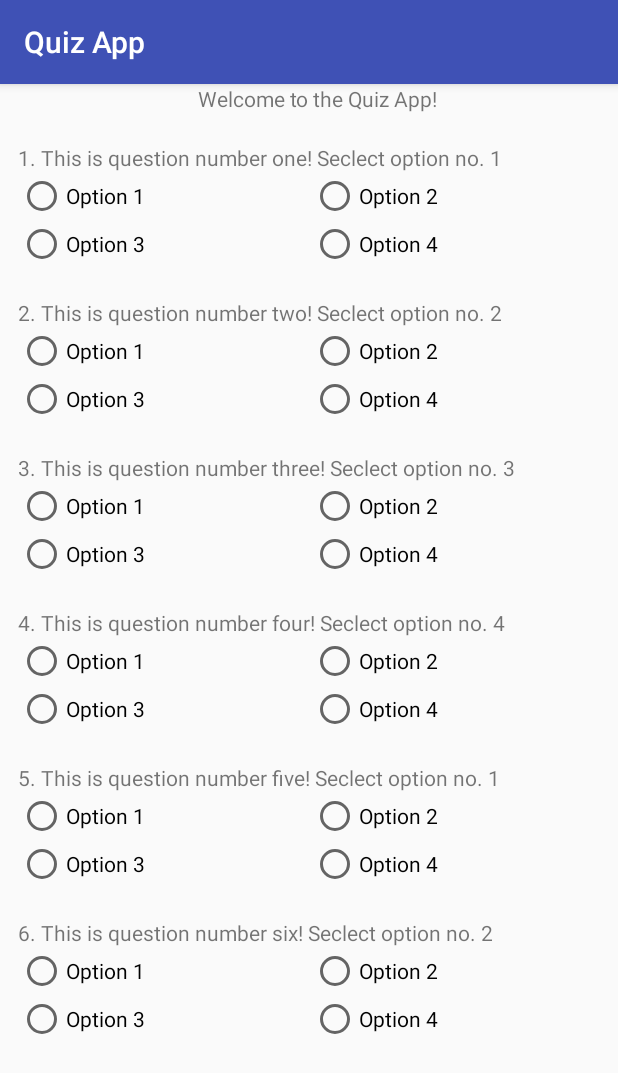
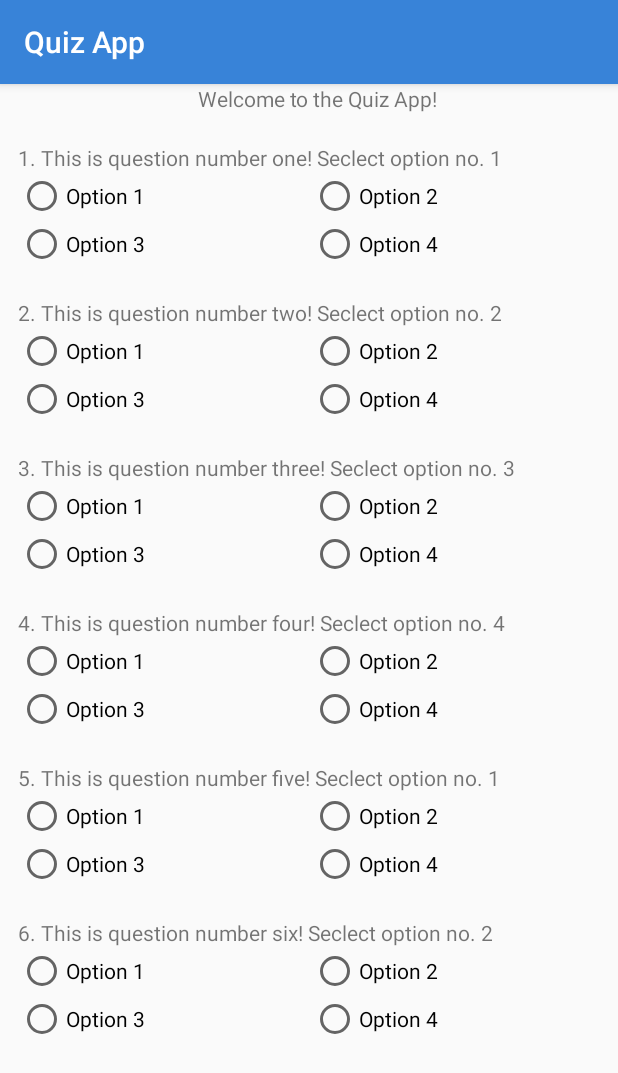
Before and after one commit to yhdesai/QuizApp_final, an Android app: the screen it shows after launch (MainActivity), on a phone screen of 412 x 824 dp. Shown: the top 1073 px of the screen. Run offline under Robolectric (Android 15) with nearby library versions, the phone set to English and light mode, and no system bars.

Commit message:
Final Commit

```diff
--- a/app/src/main/res/layout/activity_main.xml
+++ b/app/src/main/res/layout/activity_main.xml
@@ -83,17 +83,17 @@
             android:id="@+id/radioButton2.1"
             android:layout_width="wrap_content"
             android:layout_height="wrap_content"
-            android:layout_alignLeft="@+id/radioButton1.3"
-            android:layout_alignStart="@+id/radioButton1.3"
+            android:layout_alignLeft="@+id/radioButton1.1"
+            android:layout_alignStart="@+id/radioButton1.1"
             android:layout_below="@+id/question2"
             android:text="Option 1" />
-
+/* up here */
         <RadioButton
             android:id="@+id/radioButton2.2"
             android:layout_width="wrap_content"
             android:layout_height="wrap_content"
-            android:layout_alignLeft="@+id/radioButton1.4"
-            android:layout_alignStart="@+id/radioButton1.4"
+            android:layout_alignLeft="@+id/radioButton1.2"
+            android:layout_alignStart="@+id/radioButton1.2"
             android:layout_below="@+id/question2"
             android:text="Option 2" />
 
@@ -132,8 +132,8 @@
             android:id="@+id/radioButton3.1"
             android:layout_width="wrap_content"
             android:layout_height="wrap_content"
-            android:layout_alignLeft="@+id/radioButton2.3"
-            android:layout_alignStart="@+id/radioButton2.3"
+            android:layout_alignLeft="@+id/radioButton1.1"
+            android:layout_alignStart="@+id/radioButton1.1"
             android:layout_below="@+id/question3"
             android:text="Option 1" />
 
--- a/app/src/main/res/values/colors.xml
+++ b/app/src/main/res/values/colors.xml
@@ -1,6 +1,6 @@
 <?xml version="1.0" encoding="utf-8"?>
 <resources>
-    <color name="colorPrimary">#3F51B5</color>
-    <color name="colorPrimaryDark">#303F9F</color>
+    <color name="colorPrimary">#3883D8</color>
+    <color name="colorPrimaryDark">#00F6FF</color>
     <color name="colorAccent">#FF4081</color>
 </resources>
```
